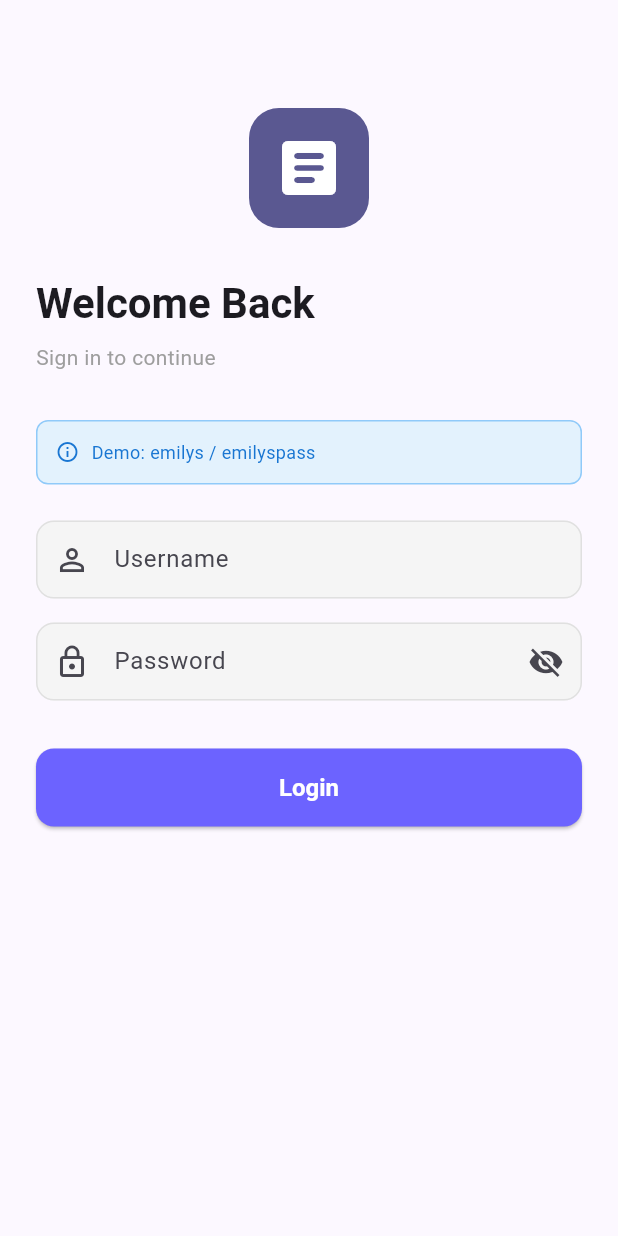
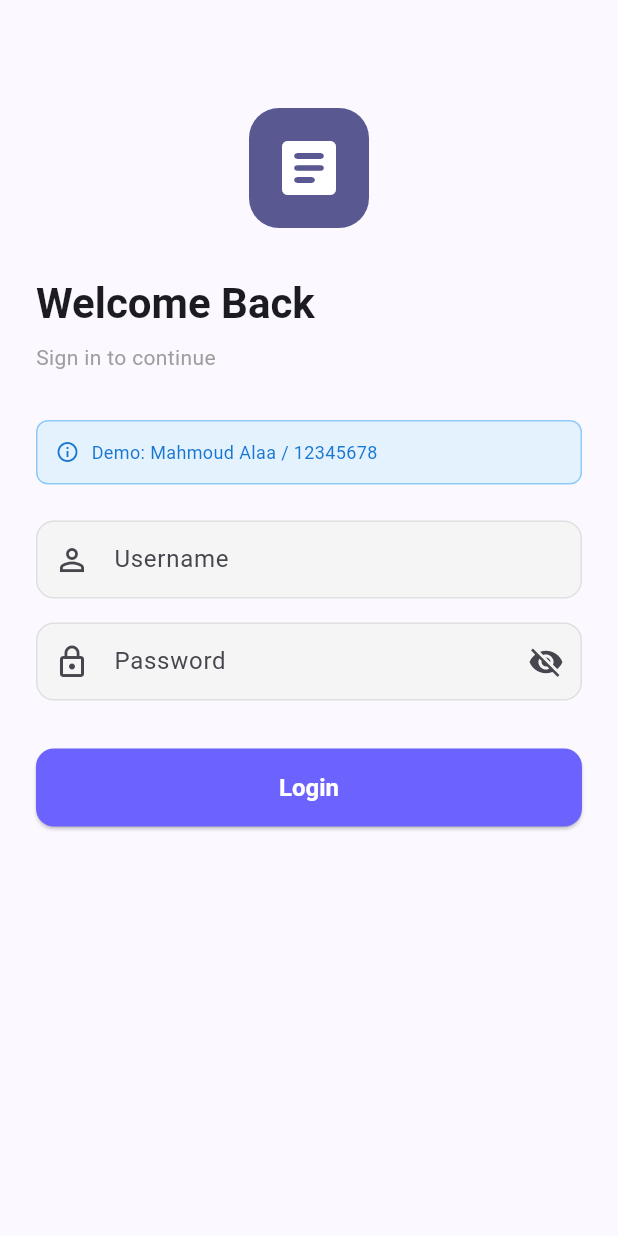
Before and after one commit to MahmoudAlaa92/posts_app, a Flutter app: the screen it shows after launch, on a phone screen of 412 x 824 dp. Run offline on Flutter 3.47's test engine with Material 3 defaults, Android fonts, the phone set to English and light mode, and no system bars; our stand-ins replace connectivity_plus, dartz, dio, equatable, flutter_bloc, get_it and 2 more; accounts and stored records are empty.

```diff
--- a/posts_app/lib/core/constants/app_constants.dart
+++ b/posts_app/lib/core/constants/app_constants.dart
@@ -16,6 +16,6 @@ class AppConstants {
   static const String cachedPostsKey = 'cached_posts';
 
   // Credentials (for demo hint in UI)
-  static const String mockUsername = 'emilys';
-  static const String mockPassword = 'emilyspass';
+  static const String mockUsername = 'Mahmoud Alaa';
+  static const String mockPassword = '12345678';
 }
--- a/posts_app/lib/core/mock/mock_data.dart
+++ b/posts_app/lib/core/mock/mock_data.dart
@@ -1,7 +1,7 @@
 class MockData {
   // Auth
-  static const mockUsername = 'emilys';
-  static const mockPassword = 'emilyspass';
+  static const mockUsername = 'Mahmoud Alaa';
+  static const mockPassword = '12345678';
   static const mockToken =
       'eyJhbGciOiJIUzI1NiIsInR5cCI6IkpXVCJ9'
       '.eyJpZCI6MSwidXNlcm5hbWUiOiJlbWlseXMiLCJpYXQiOjE3MDAwMDAwMDB9'
--- a/posts_app/lib/core/mock/mock_service.dart
+++ b/posts_app/lib/core/mock/mock_service.dart
@@ -22,9 +22,9 @@ class MockService {
       return {
         'id': 1,
         'username': MockData.mockUsername,
-        'email': 'emily.smith@example.com',
-        'firstName': 'Emily',
-        'lastName': 'Smith',
+        'email': 'Mahmoud.Alaa@example.com',
+        'firstName': 'Mahmoud',
+        'lastName': 'Alaa',
         'token': MockData.mockToken,
       };
     }
```
Also changed, not shown: 1 other file.
